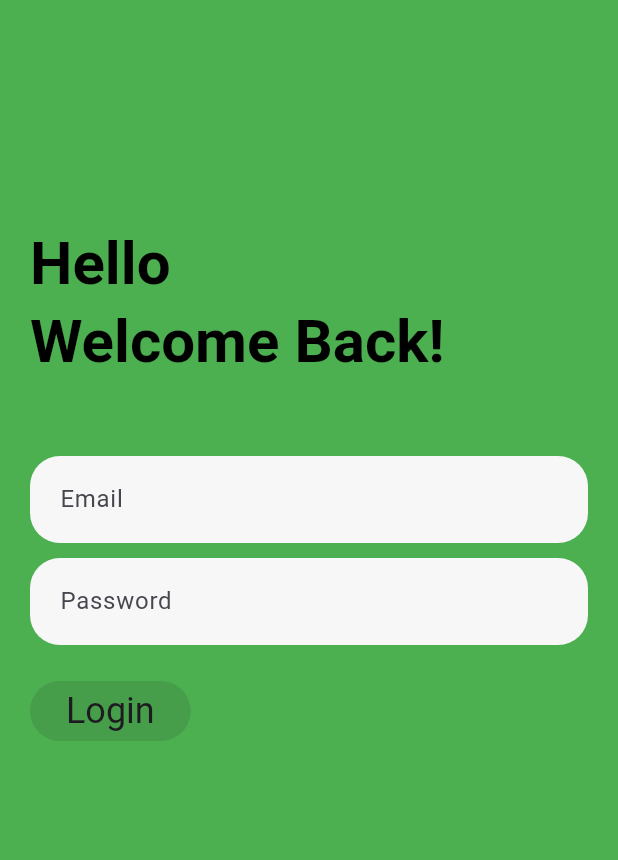
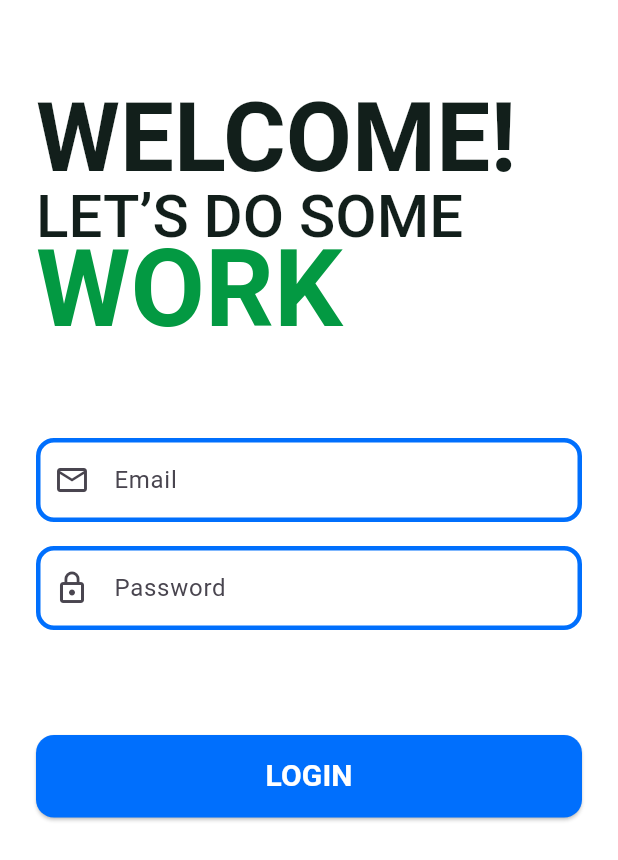
Before and after one commit to janicaleksander/rcs, a Flutter app: the screen it shows after launch, on a phone screen of 412 x 824 dp. Shown: the top 860 px of the screen. Run offline on Flutter 3.47's test engine with Material 3 defaults, Android fonts, the phone set to English and light mode, and no system bars; our stand-ins replace awesome_snackbar_content, go_router.

Commit message:
fix: Refactor GUI to figma

```diff
--- a/mobile/lib/main.dart
+++ b/mobile/lib/main.dart
@@ -13,7 +13,6 @@ class MainApp extends StatelessWidget {
   Widget build(BuildContext context) => MaterialApp.router(
     routerConfig: router,
     theme: LoginTheme.light,
-    darkTheme: LoginTheme.dark,
     themeMode: ThemeMode.system,
     debugShowCheckedModeBanner: false,
   );
--- /dev/null
+++ b/mobile/lib/pages/home_page/home_page.dart
@@ -0,0 +1,9 @@
+import 'package:flutter/material.dart';
+class HomePage extends StatelessWidget {
+  const HomePage({super.key});
+
+  @override
+  Widget build(BuildContext context) {
+    return const Placeholder();
+  }
+}
--- a/mobile/lib/pages/login_page/login_page.dart
+++ b/mobile/lib/pages/login_page/login_page.dart
@@ -1,4 +1,6 @@
 import 'package:flutter/material.dart';
+import 'package:mobile/themes/login_page/colors.dart';
+import 'package:awesome_snackbar_content/awesome_snackbar_content.dart';
 
 class LoginPage extends StatefulWidget {
   const LoginPage({super.key});
@@ -8,67 +10,184 @@ class LoginPage extends StatefulWidget {
 }
 
 class _LoginPageState extends State<LoginPage> {
+  final _emailController = TextEditingController();
+  final _passwordController = TextEditingController();
+
+  @override
+  void dispose() {
+    _emailController.dispose();
+    _passwordController.dispose();
+    super.dispose();
+  }
+  void _onLoginPressed() {
+    final email = _emailController.text.trim();
+    final password = _passwordController.text.trim();
+
+    debugPrint("Email: $email, Password: $password");
+
+    final snackBar = SnackBar(
+      elevation: 0,
+      behavior: SnackBarBehavior.floating,
+      backgroundColor: Colors.transparent,
+      content: SizedBox(
+        height: 100,
+        child: AwesomeSnackbarContent(
+          title: 'Login Failed!',
+          message: 'Invalid email or password. Please try again.',
+          contentType: ContentType.failure,
+        ),
+      )
+
+
+    );
+
+    ScaffoldMessenger.of(context)
+      ..hideCurrentSnackBar()
+      ..showSnackBar(snackBar);
+  }
+
   @override
   Widget build(BuildContext context) {
     final size = MediaQuery.of(context).size;
+
     return Scaffold(
-      body: SingleChildScrollView(
-        child: Container(
+      backgroundColor: LoginColors.backgroundColor,
+      body: SafeArea(
+        child: SingleChildScrollView(
+          padding: const EdgeInsets.symmetric(horizontal: 24, vertical: 60),
+          child: SizedBox(
             width: size.width,
-          height: size.height,
-          padding: EdgeInsets.only(left: 20,right: 20,top: 150,bottom: 80),
-          color: Colors.green,
             child: Column(
               crossAxisAlignment: CrossAxisAlignment.start,
               children: [
-              Text("Hello \nWelcome Back!",style: Theme.of(context).textTheme.headlineMedium,),
-              Column(
+                // Welcome Text
+                RichText(
+                  text: TextSpan(
                     children: [
-                  SizedBox(height: 50,),
-                  Container(
-                    padding: EdgeInsets.symmetric(horizontal: 20,vertical: 5),
-                    decoration: BoxDecoration(
-                      color: Theme.of(context).primaryColorLight,
-                      borderRadius: BorderRadius.all(Radius.circular(20))
-                    ),
-                    child: TextField(
-                      decoration: InputDecoration(
-                        border: InputBorder.none,
-                        hintText: "Email",
+                      TextSpan(
+                        text: "WELCOME!\n",
+                        style: Theme.of(context).textTheme.headlineLarge?.copyWith(
+                          color: LoginColors.textColor,
+                          fontWeight: FontWeight.bold,
+                          fontSize: 64,
+                          height: 1,
                         ),
                       ),
-                  ),
-                  SizedBox(height: 10,),
-                  Container(
-                    padding: EdgeInsets.symmetric(horizontal: 20,vertical: 5),
-                    decoration: BoxDecoration(
-                        color: Theme.of(context).primaryColorLight,
-                        borderRadius: BorderRadius.all(Radius.circular(20))
-                    ),
-                    child: TextField(
-                      obscureText: true,
-                      decoration: InputDecoration(
-                        border: InputBorder.none,
-                        hintText: "Password",
+                      TextSpan(
+                        text: "LET’S DO SOME\n",
+                        style: Theme.of(context).textTheme.headlineSmall?.copyWith(
+                          color: LoginColors.textColor,
+                          fontWeight: FontWeight.w500,
+                          fontSize: 40,
+                          height: 1,
                         ),
                       ),
+                      TextSpan(
+                        text: "WORK",
+                        style: Theme.of(context).textTheme.headlineSmall?.copyWith(
+                          color: LoginColors.textHighlightColor,
+                          fontWeight: FontWeight.w600,
+                          fontSize: 72,
+                          height: 0.8
                         ),
-                  SizedBox(height: 20,),
-                ],
                       ),
-              Column(
-                children: [
-                  ElevatedButton(
-                      onPressed: null,
-                      child: Text(
-                          "Login",
-                          style: Theme.of(context).textTheme.headlineSmall)),
-                ],
-              )
                     ],
                   ),
                 ),
 
+                const SizedBox(height: 70),
+
+                // Email Field
+                TextField(
+                  controller: _emailController,
+                  keyboardType: TextInputType.emailAddress,
+                  decoration: InputDecoration(
+                    hintText: "Email",
+                    prefixIcon: const Icon(Icons.email_outlined),
+                    border: OutlineInputBorder(
+                      borderRadius: BorderRadius.circular(12),
+                      borderSide: BorderSide(
+                          color: LoginColors.textInputLineColor,
+                          width: 3.0,
+                      ), // kolor obramówki
+                    ),
+                    enabledBorder: OutlineInputBorder(
+                      borderRadius: BorderRadius.circular(12),
+                      borderSide: BorderSide(
+                          color: LoginColors.textInputLineColor,
+                          width: 3.0,
+                      ), // kolor gdy pole nieaktywne
+                    ),
+                    focusedBorder: OutlineInputBorder(
+                      borderRadius: BorderRadius.circular(12),
+                      borderSide: BorderSide(
+                          color: LoginColors.textInputLineColor,
+                          width: 3.0,
+                      ), // kolor gdy pole aktywne
+                    ),
+                  ),
+                ),
+                const SizedBox(height: 16),
+
+                // Password Field
+                TextField(
+                  controller: _passwordController,
+                  obscureText: true,
+                  decoration: InputDecoration(
+                    hintText: "Password",
+                    prefixIcon: const Icon(Icons.lock_outline),
+                    border: OutlineInputBorder(
+                      borderRadius: BorderRadius.circular(12),
+                      borderSide: BorderSide(
+                        color: LoginColors.textInputLineColor,
+                        width: 3.0,
+                      ), // kolor obramówki
+                    ),
+                    enabledBorder: OutlineInputBorder(
+                      borderRadius: BorderRadius.circular(12),
+                      borderSide: BorderSide(
+                        color: LoginColors.textInputLineColor,
+                        width: 3.0,
+                      ), // kolor gdy pole nieaktywne
+                    ),
+                    focusedBorder: OutlineInputBorder(
+                      borderRadius: BorderRadius.circular(12),
+                      borderSide: BorderSide(
+                        color: LoginColors.textInputLineColor,
+                        width: 3.0,
+                      ), // kolor gdy pole aktywne
+                    ),
+                  ),
+                ),
+
+                const SizedBox(height: 70),
+
+                // Login Button
+                SizedBox(
+                  width: double.infinity,
+                  height: 55,
+                  child: ElevatedButton(
+                    onPressed: _onLoginPressed,
+                    style: ElevatedButton.styleFrom(
+                      backgroundColor: LoginColors.buttonBackgroundColor,
+                      shape: RoundedRectangleBorder(
+                        borderRadius: BorderRadius.circular(12),
+                      ),
+                    ),
+                    child: const Text(
+                      "LOGIN",
+                      style: TextStyle(
+                        fontWeight: FontWeight.bold,
+                        fontSize: 20,
+                        color: Colors.white,
+                      ),
+                    ),
+                  ),
+                ),
+              ],
+            ),
+          ),
+        ),
       ),
     );
   }
--- a/mobile/lib/themes/login_page/colors.dart
+++ b/mobile/lib/themes/login_page/colors.dart
@@ -1,11 +1,8 @@
 import 'package:flutter/material.dart';
 class LoginColors {
-  static Color textColor  = const Color(0xff9C9C9D);
-  static Color textColorDark  = const Color(0xffffffff);
-
-  static Color bodyColor  = const Color(0xffffffff);
-  static Color bodyColorDark  = const Color(0xff0E0E0F);
-
-  static Color buttonBackgroundColor  = const Color(0xffF7F7F7);
-  static Color buttonBackgroundColorDark  = const Color(0xff121212);
+  static Color textColor  = const Color(0xff121F1B);
+  static Color textHighlightColor = const Color(0xff039942);
+  static Color backgroundColor  = const Color(0xffffffff);
+  static Color textInputLineColor = const Color(0xff006FFD);
+  static Color buttonBackgroundColor  = const Color(0xff006FFD);
 }
--- a/mobile/lib/themes/login_page/dark_theme.dart
+++ /dev/null
@@ -1,20 +0,0 @@
-import 'package:flutter/material.dart';
-import 'colors.dart';
-
-ThemeData darkTheme = ThemeData(
-    brightness: Brightness.dark,
-    scaffoldBackgroundColor: LoginColors.bodyColorDark,
-    hintColor: LoginColors.textColorDark,
-    primaryColorLight: LoginColors.buttonBackgroundColorDark,
-    textTheme: TextTheme(
-        headlineMedium: TextStyle(
-          color: Colors.white,
-          fontSize: 40,
-          fontWeight: FontWeight.bold,
-        )
-    ),
-    buttonTheme: ButtonThemeData(
-      textTheme: ButtonTextTheme.primary,
-      buttonColor: Colors.white,
-    )
-);
--- a/mobile/lib/themes/login_page/light_theme.dart
+++ b/mobile/lib/themes/login_page/light_theme.dart
@@ -3,18 +3,7 @@ import 'colors.dart';
 
 ThemeData lightTheme = ThemeData(
   brightness: Brightness.light,
-  scaffoldBackgroundColor: LoginColors.bodyColor,
+  scaffoldBackgroundColor: LoginColors.backgroundColor,
   hintColor: LoginColors.textColor,
   primaryColorLight: LoginColors.buttonBackgroundColor,
-  textTheme: TextTheme(
-    headlineMedium: TextStyle(
-      color: Colors.black,
-      fontSize: 40,
-      fontWeight: FontWeight.bold,
-    )
-  ),
-  buttonTheme: ButtonThemeData(
-    textTheme: ButtonTextTheme.primary,
-    buttonColor: Colors.black,
-  )
 );
--- a/mobile/lib/themes/login_page/login_theme.dart
+++ b/mobile/lib/themes/login_page/login_theme.dart
@@ -1,9 +1,7 @@
 import 'package:flutter/material.dart';
 
-import 'dark_theme.dart';
 import 'light_theme.dart';
 
 class LoginTheme {
   static ThemeData light = lightTheme;
-  static ThemeData dark = darkTheme;
 }
--- a/mobile/pubspec.yaml
+++ b/mobile/pubspec.yaml
@@ -35,6 +35,7 @@ dependencies:
   # Use with the CupertinoIcons class for iOS style icons.
   cupertino_icons: ^1.0.8
   go_router: ^16.2.0
+  awesome_snackbar_content: ^0.1.8
 
 dev_dependencies:
   flutter_test:
```
Also changed, not shown: mobile/pubspec.lock. Lines whose indentation alone changed are shown as unchanged.
